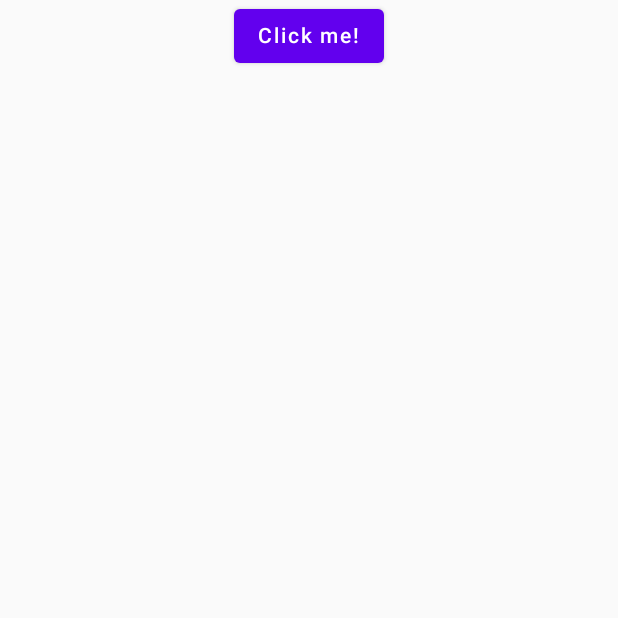
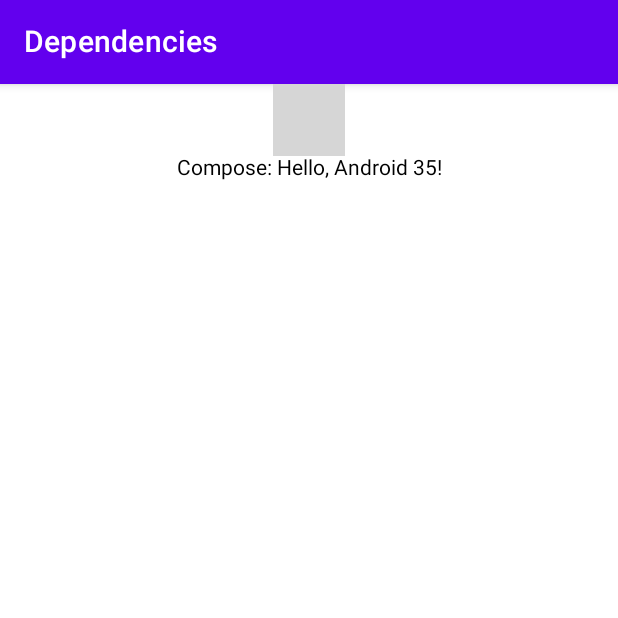
Before and after one commit to SalmanZach/KMP_Dependency, an Android app built with Jetpack Compose: the screen it shows after launch (MainActivity), on a phone screen of 412 x 824 dp, the top half of it. Run offline under Robolectric (Android 15) with nearby library versions, the phone set to English and light mode, and no system bars; our stand-ins replace Compose Multiplatform resources; 1 statement that could not run was skipped; grey boxes are pictures that could not be loaded.

Commit message:
Added Home
Add Home Screen

```diff
--- a/composeApp/src/androidMain/kotlin/com/salmanzach/deps/MainActivity.kt
+++ b/composeApp/src/androidMain/kotlin/com/salmanzach/deps/MainActivity.kt
@@ -3,18 +3,14 @@ package com.salmanzach.deps
 import android.os.Bundle
 import androidx.activity.ComponentActivity
 import androidx.activity.compose.setContent
-import androidx.compose.foundation.layout.Column
-import androidx.compose.foundation.layout.fillMaxSize
-import androidx.compose.material.MaterialTheme
 import androidx.compose.runtime.Composable
-import androidx.compose.ui.Modifier
 import androidx.compose.ui.tooling.preview.Preview
 
 class MainActivity : ComponentActivity() {
     override fun onCreate(savedInstanceState: Bundle?) {
         super.onCreate(savedInstanceState)
         setContent {
-            App()
+            HomeScreen()
         }
     }
 }
@@ -24,10 +20,3 @@ class MainActivity : ComponentActivity() {
 fun AppAndroidPreview() {
     HomeScreen()
 }
-
-@Composable
-fun HomeScreen() {
-    Column(modifier = Modifier.fillMaxSize()) {
-
-    }
-}
--- a/composeApp/src/androidMain/kotlin/com/salmanzach/deps/Platform.android.kt
+++ b/composeApp/src/androidMain/kotlin/com/salmanzach/deps/Platform.android.kt
@@ -2,8 +2,4 @@ package com.salmanzach.deps
 
 import android.os.Build
 
-class AndroidPlatform : Platform {
-    override val name: String = "Android ${Build.VERSION.SDK_INT}"
-}
-
-actual fun getPlatform(): Platform = AndroidPlatform()
+actual fun getPlatform(): String = "Android ${Build.VERSION.SDK_INT}"
--- a/composeApp/src/commonMain/kotlin/com/salmanzach/deps/App.kt
+++ /dev/null
@@ -1,37 +0,0 @@
-package com.salmanzach.deps
-
-import androidx.compose.animation.AnimatedVisibility
-import androidx.compose.foundation.Image
-import androidx.compose.foundation.layout.Column
-import androidx.compose.foundation.layout.fillMaxWidth
-import androidx.compose.material.Button
-import androidx.compose.material.MaterialTheme
-import androidx.compose.material.Text
-import androidx.compose.runtime.*
-import androidx.compose.ui.Alignment
-import androidx.compose.ui.Modifier
-import org.jetbrains.compose.resources.painterResource
-import org.jetbrains.compose.ui.tooling.preview.Preview
-
-import kmpdependencies.composeapp.generated.resources.Res
-import kmpdependencies.composeapp.generated.resources.compose_multiplatform
-
-@Composable
-@Preview
-fun App() {
-    MaterialTheme {
-        var showContent by remember { mutableStateOf(false) }
-        Column(Modifier.fillMaxWidth(), horizontalAlignment = Alignment.CenterHorizontally) {
-            Button(onClick = { showContent = !showContent }) {
-                Text("Click me!")
-            }
-            AnimatedVisibility(showContent) {
-                val greeting = remember { Greeting().greet() }
-                Column(Modifier.fillMaxWidth(), horizontalAlignment = Alignment.CenterHorizontally) {
-                    Image(painterResource(Res.drawable.compose_multiplatform), null)
-                    Text("Compose: $greeting")
-                }
-            }
-        }
-    }
-}
--- a/composeApp/src/commonMain/kotlin/com/salmanzach/deps/Greeting.kt
+++ b/composeApp/src/commonMain/kotlin/com/salmanzach/deps/Greeting.kt
@@ -4,6 +4,6 @@ class Greeting {
     private val platform = getPlatform()
 
     fun greet(): String {
-        return "Hello, ${platform.name}!"
+        return "Hello, ${platform}!"
     }
 }
--- /dev/null
+++ b/composeApp/src/commonMain/kotlin/com/salmanzach/deps/HomeScreen.kt
@@ -0,0 +1,39 @@
+package com.salmanzach.deps
+
+import androidx.compose.foundation.Image
+import androidx.compose.foundation.layout.Column
+import androidx.compose.foundation.layout.fillMaxSize
+import androidx.compose.foundation.layout.fillMaxWidth
+import androidx.compose.foundation.layout.padding
+import androidx.compose.material.Scaffold
+import androidx.compose.material.Text
+import androidx.compose.material.TopAppBar
+import androidx.compose.runtime.Composable
+import androidx.compose.runtime.remember
+import androidx.compose.ui.Alignment
+import androidx.compose.ui.Modifier
+import kmpdependencies.composeapp.generated.resources.Res
+import kmpdependencies.composeapp.generated.resources.compose_multiplatform
+import org.jetbrains.compose.resources.painterResource
+
+@Composable
+fun HomeScreen() {
+        Scaffold(
+            modifier = Modifier.fillMaxSize(),
+            topBar = {
+                TopAppBar(title = {
+                    Text(text = "Dependencies")
+                })
+            }
+        ) { paddingValues ->
+            val greeting = remember { Greeting().greet() }
+
+            Column(
+                Modifier.fillMaxWidth().padding(paddingValues),
+                horizontalAlignment = Alignment.CenterHorizontally)
+            {
+                Image(painterResource(Res.drawable.compose_multiplatform), null)
+                Text("Compose: $greeting")
+            }
+        }
+}
--- a/composeApp/src/commonMain/kotlin/com/salmanzach/deps/Platform.kt
+++ b/composeApp/src/commonMain/kotlin/com/salmanzach/deps/Platform.kt
@@ -1,7 +1,4 @@
 package com.salmanzach.deps
 
-interface Platform {
-    val name: String
-}
 
-expect fun getPlatform(): Platform
+expect fun getPlatform(): String
```
Also changed, not shown: 2 other files.
